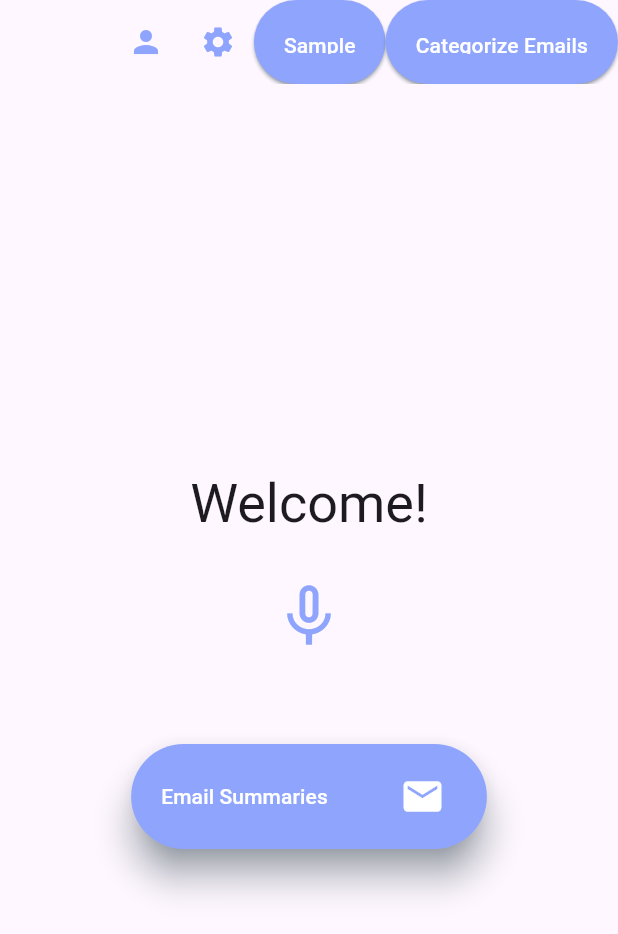
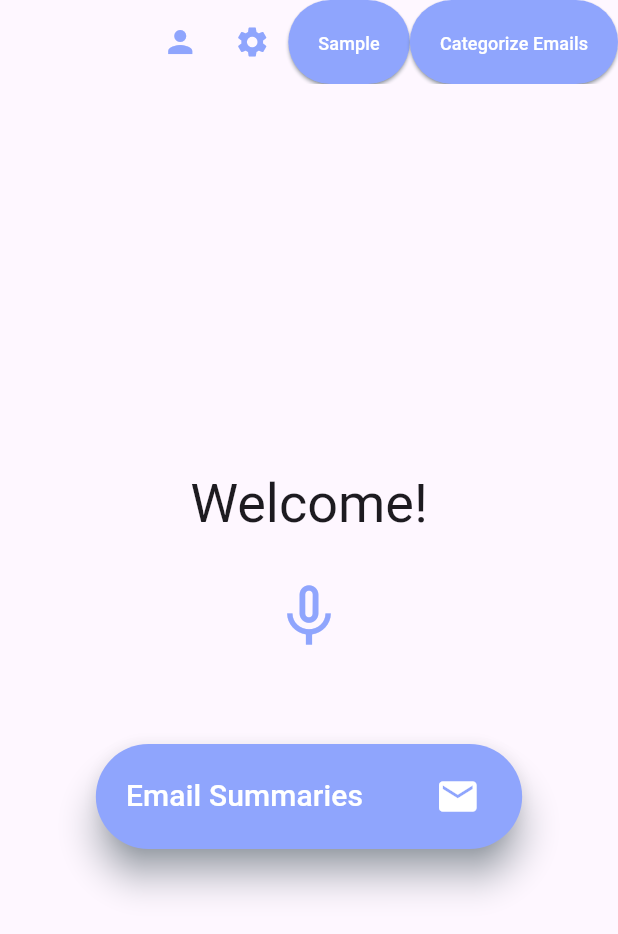
Before and after one commit to COSC481W-2024Winter/JARVIS, a Flutter app: the screen it shows once a user with an empty profile is signed in, on a phone screen of 412 x 824 dp. Shown: the top 934 px of the screen. Run offline on Flutter 3.47's test engine with Material 3 defaults, Android fonts, the phone set to English and light mode, and no system bars; our stand-ins replace cloud_firestore, firebase_auth, firebase_core, flutter_dotenv, google_sign_in, shared_preferences and 1 more; missing offline and left inert: firebase_ui_auth, firebase_ui_localizations, firebase_ui_oauth, firebase_ui_oauth_google, firebase_ui_shared, flutter_gpt_tokenizer and 1 more; accounts and stored records are empty.

Commit message:
UI Redesign: Text
Fix: Set some font size values to fix clipping issues on certain buttons.

* Set font sizes for certain buttons on home.dart

addresses #38

```diff
--- a/lib/home.dart
+++ b/lib/home.dart
@@ -51,7 +51,7 @@ class _HomeScreenState extends State<HomeScreen> {
       ),
       child: const Text(
         'Categorize Emails',
-        style: TextStyle(color: Colors.white),
+        style: TextStyle(color: Colors.white, fontSize: 12.0),
       ),
     );
   }
@@ -90,7 +90,7 @@ class _HomeScreenState extends State<HomeScreen> {
       ),
       child: const Text(
         'Sample',
-        style: TextStyle(color: Colors.white),
+        style: TextStyle(color: Colors.white, fontSize: 12.0),
       ),
     );
   }
@@ -110,7 +110,7 @@ class _HomeScreenState extends State<HomeScreen> {
         children: [
           Text(
             'Email Summaries',
-            style: TextStyle(color: Colors.white),
+            style: TextStyle(color: Colors.white, fontSize: 20.0),
           ),
           Padding(padding: EdgeInsets.symmetric(horizontal: 24.0)),
           Icon(
```
Also changed, not shown: pubspec.lock.
